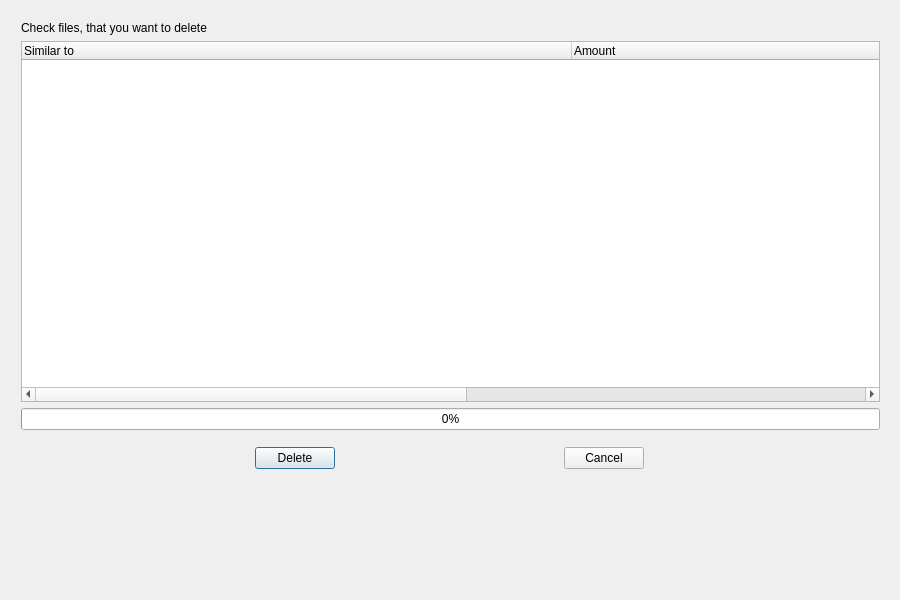
Before: the Qt Designer form deletedialog.ui in Mervap/CopyFinder, drawn with Qt 5.
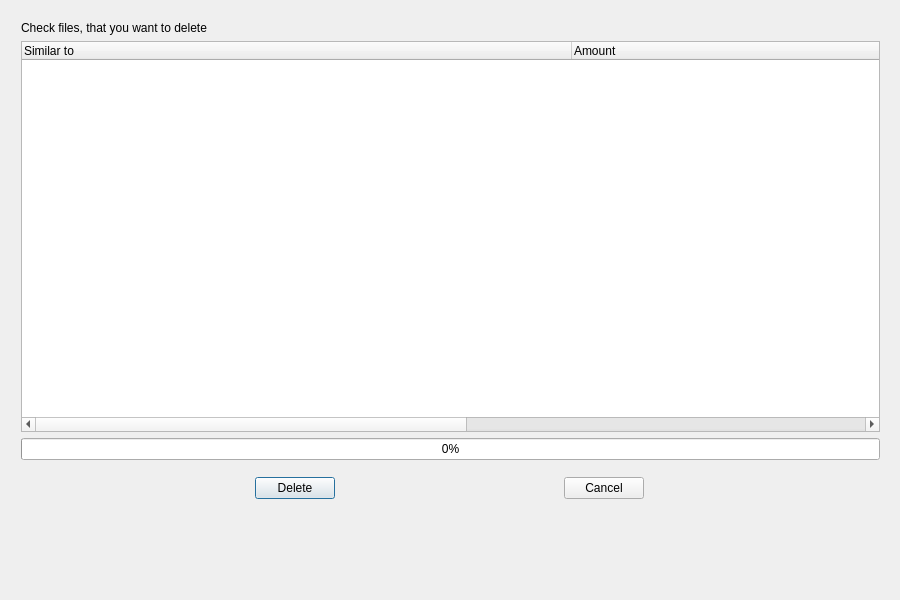
After: the same form once the commit is applied.

```diff
--- a/deletedialog.ui
+++ b/deletedialog.ui
@@ -25,7 +25,7 @@
      <x>10</x>
      <y>10</y>
      <width>881</width>
-     <height>481</height>
+     <height>511</height>
     </rect>
    </property>
    <property name="sizePolicy">
```
